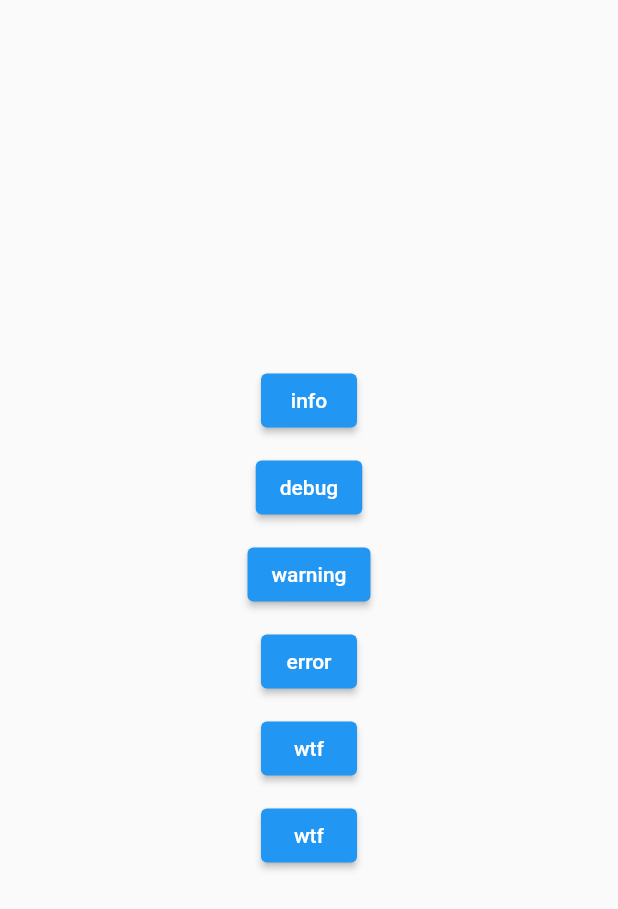
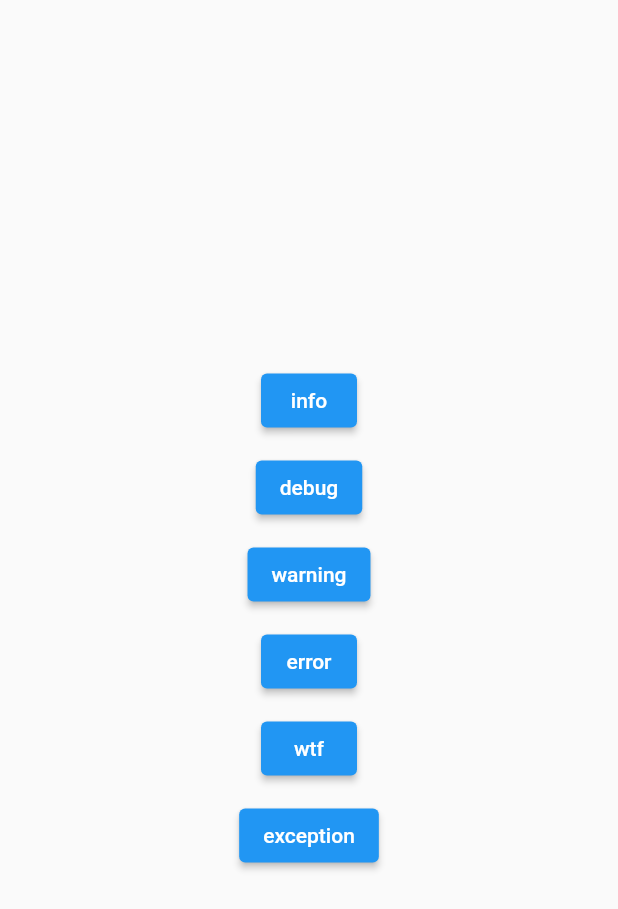
Before and after one commit to StarProxima/proxima_logger, a Flutter app: the screen it shows after launch, after a tap on "wtf", on a phone screen of 412 x 824 dp. Shown: the top 909 px of the screen. Run offline on Flutter 3.47's test engine with Material 2 defaults, Android fonts, the phone set to English and light mode, and no system bars.

Commit message:
ErrorHandler

```diff
--- /dev/null
+++ b/lib/error_handler.dart
@@ -0,0 +1,20 @@
+import 'package:flutter/foundation.dart';
+
+import 'logger/proxima_logger.dart';
+
+class ErrorHandler {
+  static void init() {
+    FlutterError.onError = ErrorHandler._recordFlutterError;
+    logger.log('initErrorHandler');
+  }
+
+  static void recordError(Object error, StackTrace stackTrace) {
+    logger.log(error, LogType.error, null, error, stackTrace);
+  }
+
+  static void _recordFlutterError(FlutterErrorDetails error) {
+    logger.log(error, LogType.error, null, error.exception, error.stack);
+  }
+
+  const ErrorHandler._();
+}
--- a/lib/main.dart
+++ b/lib/main.dart
@@ -1,10 +1,19 @@
+import 'dart:async';
+
 import 'package:flutter/material.dart';
 
+import 'error_handler.dart';
 import 'large_nesting_widget.dart';
 import 'logger/proxima_logger.dart';
 
 void main() {
-  runApp(const MyApp());
+  runZonedGuarded(
+    () {
+      ErrorHandler.init();
+      runApp(const MyApp());
+    },
+    ErrorHandler.recordError,
+  );
 }
 
 class MyApp extends StatelessWidget {
@@ -105,7 +114,7 @@ class _HomePageState extends State<HomePage> {
                   b = !b;
                 });
               },
-              child: const Text('wtf'),
+              child: const Text('exception'),
             ),
             if (b) const LargeNestingWidget(),
           ],
```
